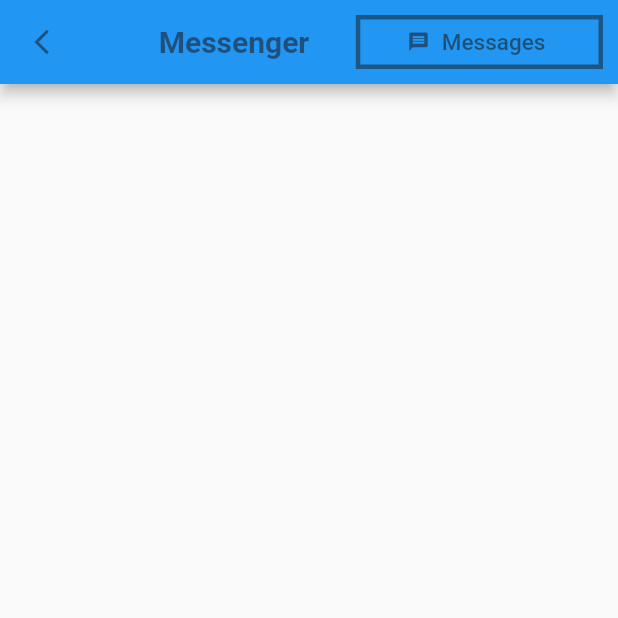
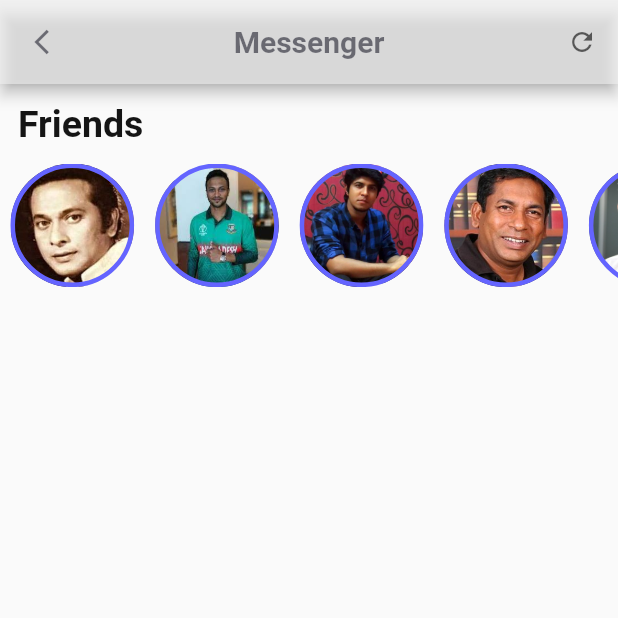
Before and after one commit to solutionflutter/sun_tus_Thu_Batch_2_Flutter_Project, a Flutter app: the Messenger_Page screen opened directly, on a phone screen of 412 x 824 dp, the top half of it. Run offline on Flutter 3.47's test engine with Material 2 defaults, Android fonts, the phone set to English and light mode, and no system bars.

Commit message:
new code have pushed

```diff
--- a/lib/Messenger_Page.dart
+++ b/lib/Messenger_Page.dart
@@ -1,6 +1,19 @@
 import 'package:flutter/material.dart';
 import 'package:flutter/cupertino.dart';
 import 'package:suntusthsbatchsecond/profile_page.dart';
+
+List<String> imagesAvater = [
+  "images/Profile_Images/user_1.jpg",
+  "images/Profile_Images/user_2.jpg",
+  "images/Profile_Images/user_3.jpg",
+  "images/Profile_Images/user_4.jpg",
+  "images/Profile_Images/user_5.jpg",
+  "images/Profile_Images/user_6.jpg",
+  "images/Profile_Images/user_7.jpg",
+  "images/Profile_Images/user_8.jpg",
+  "images/Profile_Images/user_9.jpg",
+  "images/Profile_Images/user_10.jpg",
+];
 
 class Messenger_Page extends StatefulWidget {
   const Messenger_Page({Key key}) : super(key: key);
@@ -15,11 +28,11 @@ class _Messenger_PageState extends State<Messenger_Page> {
     return Scaffold(
       appBar: AppBar(
         leading: IconButton(
-          onPressed: (){
+          onPressed: () {
             Navigator.push(
               context,
               MaterialPageRoute(
-                    builder: (context)=>ProfilePage(),
+                builder: (context) => ProfilePage(),
               ),
             );
           },
@@ -30,53 +43,76 @@ class _Messenger_PageState extends State<Messenger_Page> {
           iconSize: 20,
         ),
         actions: [
-          Padding(
-            padding: const EdgeInsets.only(left: 15,right: 10,top: 10,bottom: 10),
-            child: Container(
-              height: MediaQuery.of(context).size.height/15,
-              width: MediaQuery.of(context).size.width/2.5,
-              decoration: BoxDecoration(
-                border: Border.all(
-                  color: Color.fromRGBO(21, 21,21, .5),
-                  width: 3,
-                  style: BorderStyle.solid,
+          IconButton(
+            icon: Icon(
+              Icons.refresh_outlined,
+              color: Color.fromRGBO(0, 0, 0, .6),
             ),
-              ),
-              child: FlatButton.icon(
-                onPressed: (){
+            iconSize: 20,
+            onPressed: () {
               Navigator.push(
                 context,
                 MaterialPageRoute(
-                      builder: (context)=>Messenger_Page(),
+                  builder: (context) => Messenger_Page(),
                 ),
               );
             },
-                icon: Icon(
-                  Icons.message,
-                  size: 15,
-                  color: Color.fromRGBO(31, 31, 45,0.6),
           ),
-                label: Text(
-                    "Messages",
-                  style: TextStyle(
-                    fontSize: 15,
-                    fontWeight: FontWeight.w500,
-                    color: Color.fromRGBO(31, 31, 31, 0.6)
-                  ),
-                ),
-              ),
-            ),
-          )
         ],
+        backgroundColor: Color.fromRGBO(240, 240, 240, .6),
         centerTitle: true,
         title: Text(
           "Messenger",
           style: TextStyle(
               fontWeight: FontWeight.w700,
               fontSize: 20,
-            color: Color.fromRGBO(31, 31, 45, .6)
+              color: Color.fromRGBO(31, 31, 45, .6)),
         ),
       ),
+      body: CustomScrollView(
+        slivers: [
+          SliverToBoxAdapter(
+            child: Container(
+              margin: EdgeInsets.symmetric(horizontal: 12, vertical: 12),
+              child: Text(
+                "Friends",
+                style: TextStyle(
+                  fontSize: 25,
+                  fontWeight: FontWeight.w700,
+                  color: Color.fromRGBO(21, 21, 21, 1),
+                ),
+              ),
+            ),
+          ),
+          SliverToBoxAdapter(
+            child: Container(
+              height: MediaQuery.of(context).size.height / 10,
+              width: MediaQuery.of(context).size.width,
+              child: ListView.builder(
+                scrollDirection: Axis.horizontal,
+                itemCount: imagesAvater.length,
+                itemBuilder: (BuildContext context, int index) {
+                  return Container(
+                    margin: EdgeInsets.symmetric(horizontal: 7),
+                    height: MediaQuery.of(context).size.height / 5,
+                    width: MediaQuery.of(context).size.width / 5,
+                    decoration: BoxDecoration(
+                      shape: BoxShape.circle,
+                      image: DecorationImage(
+                        image: AssetImage("${imagesAvater[index]}"),
+                        fit: BoxFit.fitWidth,
+                      ),
+                      border: Border.all(
+                          color: Color.fromRGBO(100, 100, 255, 1),
+                          style: BorderStyle.solid,
+                          width: 3),
+                    ),
+                  );
+                },
+              ),
+            ),
+          ),
+        ],
       ),
     );
   }
```
Also changed, not shown: 3 other files. Lines whose indentation alone changed are shown as unchanged.
